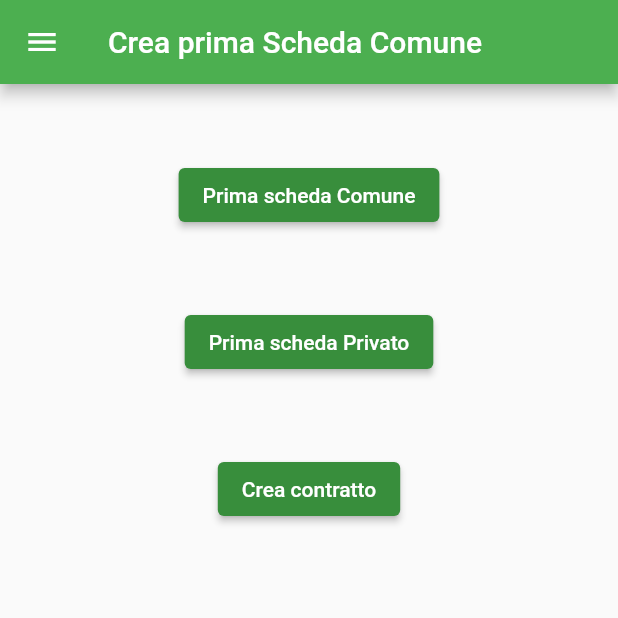
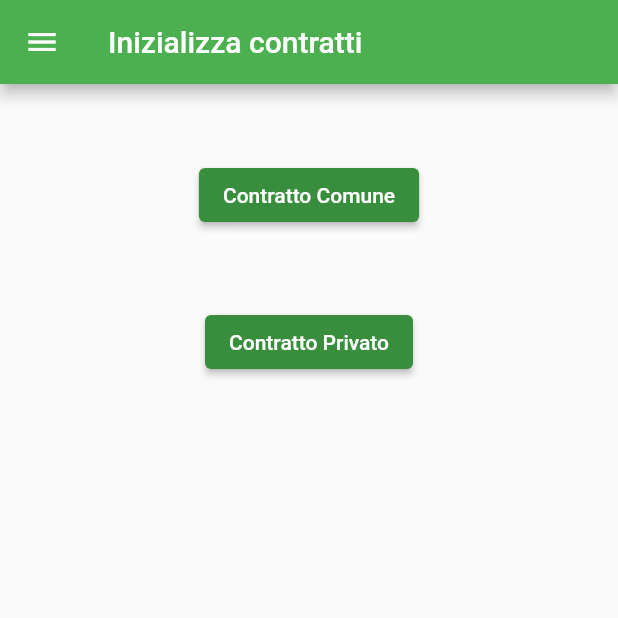
Before and after one commit to MartiniMichele/PAWM, a Flutter app: the screen it shows after launch, in the side drawer, after a tap on "Crea prime schede", on a phone screen of 412 x 824 dp, the top half of it. Run offline on Flutter 3.47's test engine with Material 2 defaults, Android fonts, the phone set to English and light mode, and no system bars; our stand-ins replace pdf.

```diff
--- a/pawm_project/lib/it/unicam/cs/pawm/view/DrawerWidget.dart
+++ b/pawm_project/lib/it/unicam/cs/pawm/view/DrawerWidget.dart
@@ -1,7 +1,10 @@
 import 'package:flutter/material.dart';
+import 'package:pawm_project/it/unicam/cs/pawm/view/MainPage.dart';
 import 'package:pawm_project/it/unicam/cs/pawm/view/PrimaComune.dart';
 
 class MyDrawer extends StatelessWidget {
+  const MyDrawer({Key? key}) : super(key: key);
+
   @override
   Widget build(BuildContext context) {
     return Drawer(
@@ -31,7 +34,7 @@ class MyDrawer extends StatelessWidget {
             title: const Text("Crea schede"),
             onTap: () => {
               Navigator.push(context,
-                  MaterialPageRoute(builder: (context) => PrimaComune()))
+                  MaterialPageRoute(builder: (context) => MainPage()))
             },
           ),
           ListTile(
--- a/pawm_project/lib/it/unicam/cs/pawm/view/MainPage.dart
+++ b/pawm_project/lib/it/unicam/cs/pawm/view/MainPage.dart
@@ -1,5 +1,7 @@
 import 'package:flutter/material.dart';
+import 'package:pawm_project/it/unicam/cs/pawm/controller/SchedeController.dart';
 import 'package:pawm_project/it/unicam/cs/pawm/view/DrawerWidget.dart';
+import 'package:pawm_project/it/unicam/cs/pawm/view/PrimaComune.dart';
 import 'package:pawm_project/it/unicam/cs/pawm/view/ThreeButtons.dart';
 
 ///Widget contenente la base della prima pagina
@@ -8,13 +10,14 @@ class MainPage extends StatelessWidget {
 
   @override
   Widget build(BuildContext context) {
-    return const MaterialApp(home: _MainPageHome());
+    return MaterialApp(home: _MainPageHome());
   }
 }
 
 ///Widget personalizzato della pagina iniziale
 class _MainPageHome extends StatelessWidget {
-  const _MainPageHome({Key? key}) : super(key: key);
+
+  _MainPageHome({Key? key}) : super(key: key);
 
   @override
   Widget build(BuildContext context) {
@@ -30,6 +33,43 @@ class _MainPageHome extends StatelessWidget {
           backgroundColor: Colors.green,
           title: const Text('Home'),
         ),
-        body: ThreeButtons(_buttonText));
+        body: SizedBox(
+          width: double.infinity,
+          child: Column(
+            children: [
+              const SizedBox(
+                height: 50,
+              ),
+              ElevatedButton(
+                onPressed: () => {
+                  Navigator.push(context,
+                      MaterialPageRoute(builder: (context) => PrimaComune()))},
+                child: Text(_buttonText.first),
+                style: ElevatedButton.styleFrom(primary: Colors.green.shade700),
+              ),
+              const SizedBox(
+                height: 50,
+              ),
+              //metodo senza parentesi perché è un riferimento ad esso
+              ElevatedButton(
+                onPressed: () => {
+                  Navigator.push(context,
+                      MaterialPageRoute(builder: (context) => PrimaComune()))},
+                child: Text(_buttonText[1]),
+                style: ElevatedButton.styleFrom(primary: Colors.green.shade700),
+              ),
+              const SizedBox(
+                height: 50,
+              ),
+              ElevatedButton(
+                onPressed: () => {
+                  Navigator.push(context,
+                      MaterialPageRoute(builder: (context) => PrimaComune()))},
+                child: Text(_buttonText.last),
+                style: ElevatedButton.styleFrom(primary: Colors.green.shade700),
+              )
+            ],
+          ),
+        ));
   }
 }
--- a/pawm_project/lib/it/unicam/cs/pawm/view/PrimaComune.dart
+++ b/pawm_project/lib/it/unicam/cs/pawm/view/PrimaComune.dart
@@ -6,9 +6,9 @@ class PrimaComune extends StatelessWidget {
   PrimaComune({Key? key}) : super(key: key);
 
   var _buttonText = [
-    "Prima scheda Comune",
-    "Prima scheda Privato",
-    "Crea contratto"
+    "Contratto Comune",
+    "Contratto Privato",
+    "Home"
   ];
 
   @override
@@ -18,9 +18,39 @@ class PrimaComune extends StatelessWidget {
           drawer: MyDrawer(),
           appBar: AppBar(
             backgroundColor: Colors.green,
-            title: const Text("Crea prima Scheda Comune"),
+            title: const Text("Inizializza contratti"),
           ),
-          body: ThreeButtons(_buttonText)),
+          body: SizedBox(
+            width: double.infinity,
+            child: Column(
+              children: [
+                const SizedBox(
+                  height: 50,
+                ),
+                ElevatedButton(
+                  onPressed: () => {
+                    Navigator.push(context,
+                        MaterialPageRoute(builder: (context) => PrimaComune()))},
+                  child: Text(_buttonText.first),
+                  style: ElevatedButton.styleFrom(primary: Colors.green.shade700),
+                ),
+                const SizedBox(
+                  height: 50,
+                ),
+                //metodo senza parentesi perché è un riferimento ad esso
+                ElevatedButton(
+                  onPressed: () => {
+                    Navigator.push(context,
+                        MaterialPageRoute(builder: (context) => PrimaComune()))},
+                  child: Text(_buttonText[1]),
+                  style: ElevatedButton.styleFrom(primary: Colors.green.shade700),
+                ),
+                const SizedBox(
+                  height: 50,
+                ),
+              ],
+            ),
+          )),
     );
   }
 }
--- a/pawm_project/lib/main.dart
+++ b/pawm_project/lib/main.dart
@@ -63,11 +63,9 @@ class _MyHomePageState extends State<MyHomePage> {
       // called again, and so nothing would appear to happen.
       _counter = _counter + 2;
       SchedaController controller = SchedaController();
-      controller.creaPrimaSchedaComune(1, 50, "ufficio", "data", "orario", "descrizione");
       controller.creaPrimaSchedaPrivato(2, 10, "10/02", "10:10", "descrizione", "Mario");
       controller.creaContrattoPrivato(100, 1500, "Luigi");
       controller.creaSchedaPerContrattoPrivato(2, "15/04", "15:00", "descrizione", "Luigi");
-      print(controller.listaComune);
       print(controller.listaPrivato);
       print(controller.listaContratto);
       print(controller.listaContratto.first.toString());
```
Also changed, not shown: pawm_project/lib/it/unicam/cs/pawm/controller/SchedeController.dart (+68 -32 lines), pawm_project/lib/it/unicam/cs/pawm/io/PdfWriter.dart (added, +30 -0 lines), pawm_project/lib/it/unicam/cs/pawm/schede/ContrattoComune.dart (added, +18 -0 lines), pawm_project/lib/it/unicam/cs/pawm/schede/SchedaComune.dart (+6 -6 lines), pawm_project/lib/it/unicam/cs/pawm/schede/SchedaPrivato.dart (+4 -4 lines), pawm_project/lib/it/unicam/cs/pawm/view/ThreeButtons.dart (+7 -18 lines).
